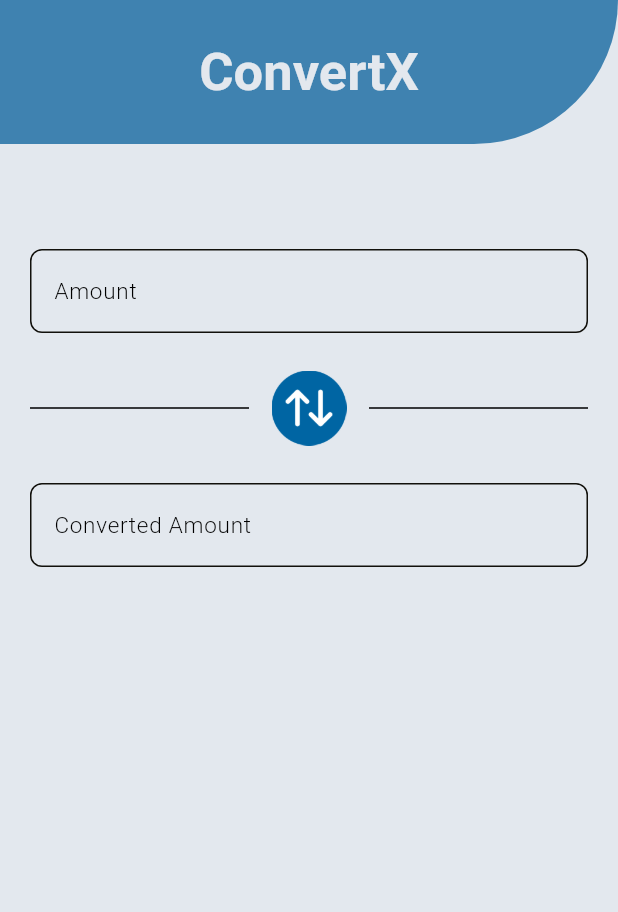
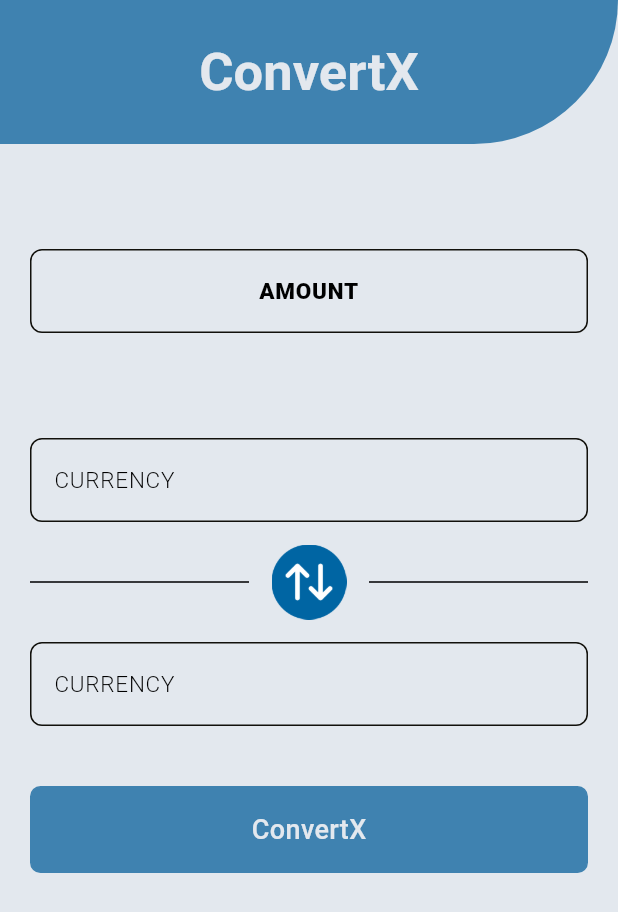
Before and after one commit to devdhan/ConvertX, a Flutter app: the screen it shows after launch, on a phone screen of 412 x 824 dp. Shown: the top 912 px of the screen. Run offline on Flutter 3.47's test engine with Material 3 defaults, Android fonts, the light colour scheme and no system bars; Roboto replaces fonts that are missing (Kurale_Regular, Montserrat).

Commit message:
Convert Screen

```diff
--- /dev/null
+++ b/lib/components/my_button.dart
@@ -0,0 +1,64 @@
+import 'package:flutter/material.dart';
+
+class MyButton extends StatelessWidget {
+  final onTap;
+  final String buttonText;
+  final Color buttoncolor;
+  final Color buttonTextColor;
+  final buttonImage;
+  final double fontSize;
+
+  const MyButton({
+    super.key,
+    required this.onTap,
+    required this.buttonText,
+    required this.buttoncolor,
+    required this.buttonTextColor,
+    required this.fontSize,
+    this.buttonImage,
+  });
+
+  @override
+  Widget build(BuildContext context) {
+    return GestureDetector(
+      onTap: onTap,
+      child: Container(
+        padding: const EdgeInsets.all(15.0),
+        margin: const EdgeInsets.symmetric(horizontal: 20.0),
+        decoration: BoxDecoration(
+          color: buttoncolor,
+          border: Border.all(width: 1.0, color: const Color(0xFF3F82B0)),
+          borderRadius: BorderRadius.circular(7),
+        ),
+        child: Center(
+          child: buttonImage != null
+              ? Row(
+                  mainAxisAlignment: MainAxisAlignment.center,
+                  children: [
+                    buttonImage!,
+                    const SizedBox(width: 10),
+                    Text(
+                      buttonText,
+                      style: TextStyle(
+                        fontFamily: 'Montserrat',
+                        color: buttonTextColor,
+                        fontSize: 16,
+                        fontWeight: FontWeight.w500,
+                      ),
+                    ),
+                  ],
+                )
+              : Text(
+                  buttonText,
+                  style: TextStyle(
+                    fontFamily: 'Montserrat',
+                    color: buttonTextColor,
+                    fontSize: fontSize,
+                    fontWeight: FontWeight.w500,
+                  ),
+                ),
+        ),
+      ),
+    );
+  }
+}
--- a/lib/pages/convert.dart
+++ b/lib/pages/convert.dart
@@ -1,3 +1,4 @@
+import 'package:currency_converter/components/my_button.dart';
 import 'package:flutter/material.dart';
 
 class Convert extends StatelessWidget {
@@ -9,7 +10,7 @@ class Convert extends StatelessWidget {
       appBar: AppBar(
           shape: const RoundedRectangleBorder(
               borderRadius:
-                  BorderRadius.only(bottomRight: Radius.circular(230))),
+                  BorderRadius.only(bottomRight: Radius.circular(250))),
           toolbarHeight: kToolbarHeight + 40,
           title: const Align(
             alignment: Alignment.center,
@@ -29,6 +30,7 @@ class Convert extends StatelessWidget {
         child: Center(
           child: Column(
             children: [
+              //AMOUNT TO BE CONVERTED
               const Padding(
                 padding: EdgeInsets.only(left: 20.0, right: 20.0, top: 70.0),
                 child: TextField(
@@ -39,7 +41,32 @@ class Convert extends StatelessWidget {
                       focusedBorder: OutlineInputBorder(
                           borderSide: BorderSide(color: Color(0xFF3F82B0)),
                           borderRadius: BorderRadius.all(Radius.circular(8))),
-                      hintText: ('Amount'),
+                      hintText: ('AMOUNT'),
+                      hintStyle: TextStyle(
+                          color: Colors.black,
+                          fontSize: 15,
+                          fontWeight: FontWeight.w800)),
+                  style: TextStyle(color: Colors.black, fontSize: 16),
+                  textAlign: TextAlign.center,
+                  keyboardType: TextInputType.number,
+                  maxLines: 1,
+                ),
+              ),
+              //CURRENCY TO BE CONVERTED
+              const SizedBox(
+                height: 70,
+              ),
+              const Padding(
+                padding: EdgeInsets.only(left: 20.0, right: 20.0),
+                child: TextField(
+                  decoration: InputDecoration(
+                      enabledBorder: OutlineInputBorder(
+                          borderSide: BorderSide(color: Color(0xFF11100B)),
+                          borderRadius: BorderRadius.all(Radius.circular(8))),
+                      focusedBorder: OutlineInputBorder(
+                          borderSide: BorderSide(color: Color(0xFF3F82B0)),
+                          borderRadius: BorderRadius.all(Radius.circular(8))),
+                      hintText: ('CURRENCY'),
                       hintStyle: TextStyle(
                           color: Colors.black,
                           fontSize: 15,
@@ -50,7 +77,7 @@ class Convert extends StatelessWidget {
                 ),
               ),
               const SizedBox(
-                height: 25,
+                height: 15,
               ),
               Padding(
                 padding: const EdgeInsets.symmetric(horizontal: 20),
@@ -77,8 +104,9 @@ class Convert extends StatelessWidget {
                   ],
                 ),
               ),
+              //CONVERTED CURRNECY
               const SizedBox(
-                height: 25,
+                height: 15,
               ),
               const Padding(
                 padding: EdgeInsets.only(left: 20.0, right: 20.0),
@@ -90,7 +118,7 @@ class Convert extends StatelessWidget {
                       focusedBorder: OutlineInputBorder(
                           borderSide: BorderSide(color: Color(0xFF3F82B0)),
                           borderRadius: BorderRadius.all(Radius.circular(8))),
-                      hintText: ('Converted Amount'),
+                      hintText: ('CURRENCY'),
                       hintStyle: TextStyle(
                           color: Colors.black,
                           fontSize: 15,
@@ -100,6 +128,17 @@ class Convert extends StatelessWidget {
                   maxLines: 1,
                 ),
               ),
+              //BUTTON TO CONVERT CURRENCY
+              const SizedBox(
+                height: 40,
+              ),
+              MyButton(
+                onTap: () {},
+                buttonText: 'ConvertX',
+                fontSize: 18,
+                buttoncolor: const Color(0xFF3F82B0),
+                buttonTextColor: const Color(0xFFE3E8EE),
+              )
             ],
           ),
         ),
```
